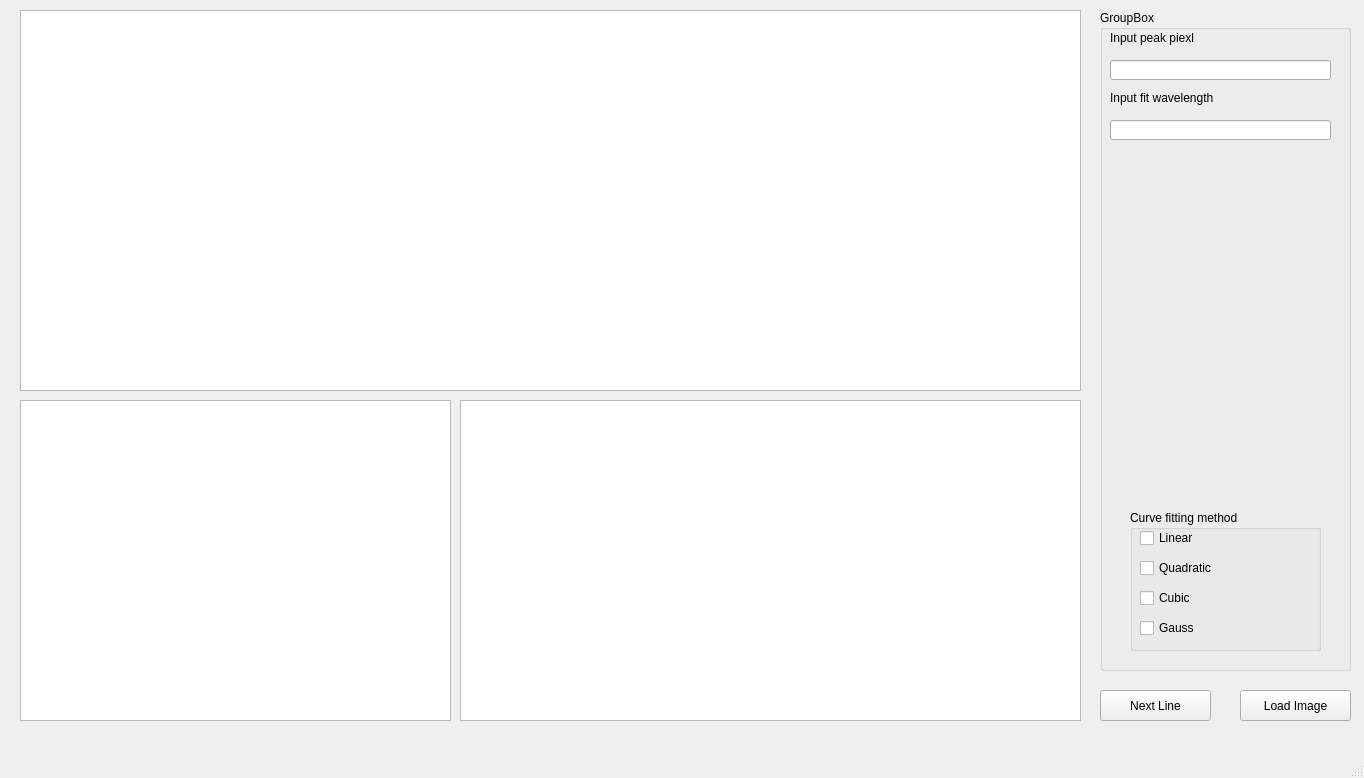
First picture: the form in UI/ui.ui, repository PeterJaq/SpectrumCalibration, before the edit.
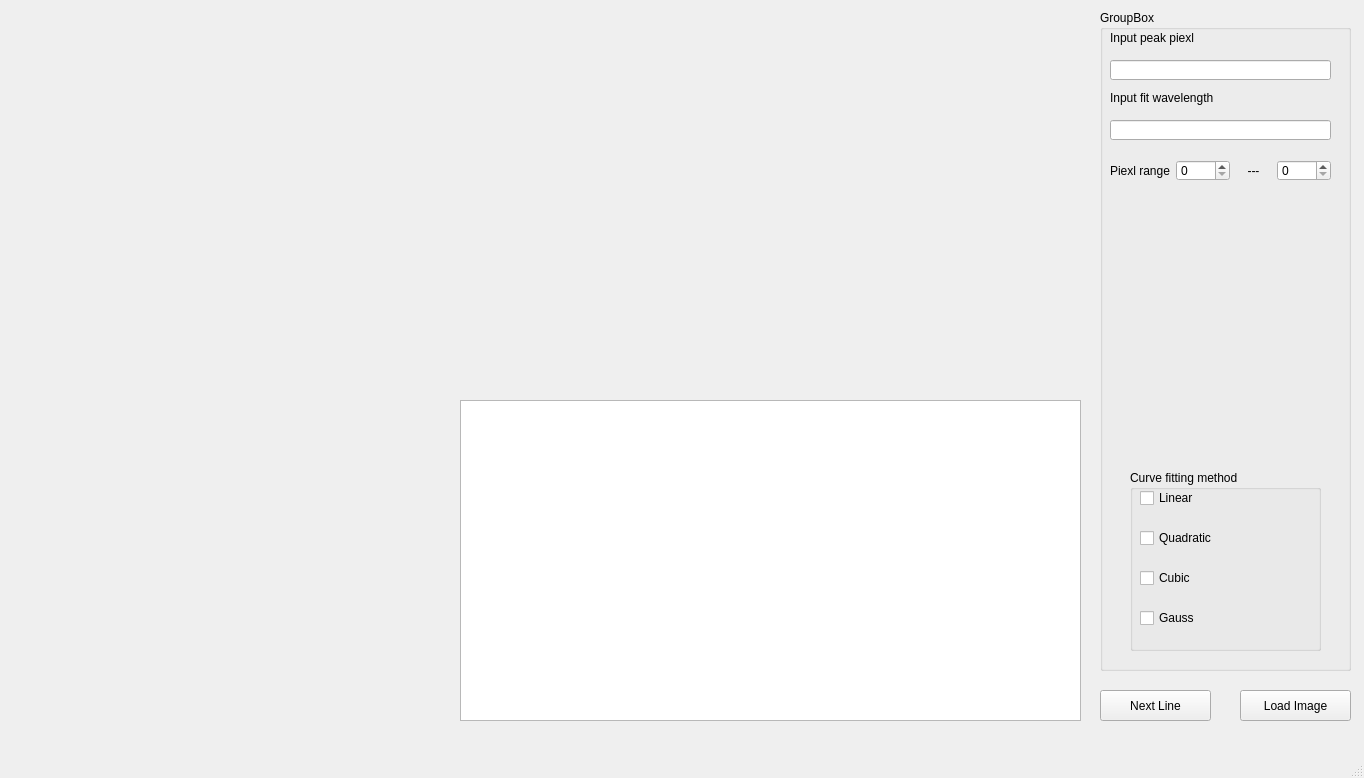
Second picture: the form after the edit.

Commit message: -load tif 16bit image to the row data and show the graph, and now fix the range

Patch:
```diff
--- a/UI/ui.ui
+++ b/UI/ui.ui
@@ -56,9 +56,9 @@
      <property name="geometry">
       <rect>
        <x>30</x>
-       <y>500</y>
+       <y>460</y>
        <width>191</width>
-       <height>141</height>
+       <height>181</height>
       </rect>
      </property>
      <property name="title">
@@ -81,7 +81,7 @@
       <property name="geometry">
        <rect>
         <x>10</x>
-        <y>110</y>
+        <y>140</y>
         <width>151</width>
         <height>16</height>
        </rect>
@@ -94,7 +94,7 @@
       <property name="geometry">
        <rect>
         <x>10</x>
-        <y>50</y>
+        <y>60</y>
         <width>171</width>
         <height>16</height>
        </rect>
@@ -107,7 +107,7 @@
       <property name="geometry">
        <rect>
         <x>10</x>
-        <y>80</y>
+        <y>100</y>
         <width>151</width>
         <height>16</height>
        </rect>
@@ -150,6 +150,49 @@
       </rect>
      </property>
     </widget>
+    <widget class="QWidget" name="layoutWidget">
+     <property name="geometry">
+      <rect>
+       <x>10</x>
+       <y>150</y>
+       <width>221</width>
+       <height>21</height>
+      </rect>
+     </property>
+     <layout class="QHBoxLayout" name="horizontalLayout">
+      <item>
+       <widget class="QLabel" name="label_4">
+        <property name="text">
+         <string>Piexl range</string>
+        </property>
+       </widget>
+      </item>
+      <item>
+       <widget class="QSpinBox" name="spinBox_x">
+        <property name="maximum">
+         <number>2048</number>
+        </property>
+       </widget>
+      </item>
+      <item>
+       <widget class="QLabel" name="label_5">
+        <property name="text">
+         <string>---</string>
+        </property>
+        <property name="alignment">
+         <set>Qt::AlignCenter</set>
+        </property>
+       </widget>
+      </item>
+      <item>
+       <widget class="QSpinBox" name="spinBox_y">
+        <property name="maximum">
+         <number>2048</number>
+        </property>
+       </widget>
+      </item>
+     </layout>
+    </widget>
    </widget>
    <widget class="QPushButton" name="LoadButton_2">
     <property name="geometry">
@@ -174,7 +217,20 @@
      </rect>
     </property>
    </widget>
-   <widget class="QGraphicsView" name="graphicsPixel">
+   <widget class="QLabel" name="label_3">
+    <property name="geometry">
+     <rect>
+      <x>20</x>
+      <y>400</y>
+      <width>421</width>
+      <height>321</height>
+     </rect>
+    </property>
+    <property name="text">
+     <string/>
+    </property>
+   </widget>
+   <widget class="QWidget" name="gridLayoutWidget">
     <property name="geometry">
      <rect>
       <x>20</x>
@@ -183,16 +239,7 @@
       <height>381</height>
      </rect>
     </property>
-   </widget>
-   <widget class="QGraphicsView" name="graphicsRaw">
-    <property name="geometry">
-     <rect>
-      <x>20</x>
-      <y>400</y>
-      <width>431</width>
-      <height>321</height>
-     </rect>
-    </property>
+    <layout class="QGridLayout" name="gridLayout"/>
    </widget>
   </widget>
   <widget class="QMenuBar" name="menubar">
```
Left out of the diff: 2 changed lines with no effect on the pictures. The commit also changes 5 other files.
